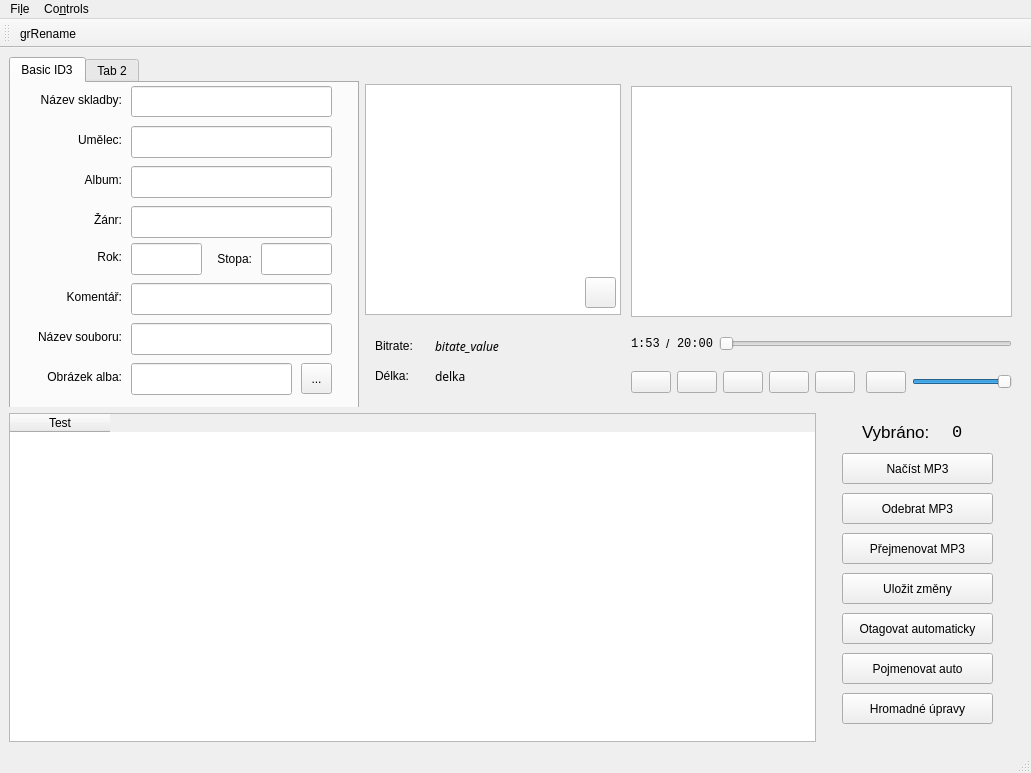
This is ui/new_window.ui in bezoadam/MUL as Qt 5 draws it before an edit. The edited form follows.
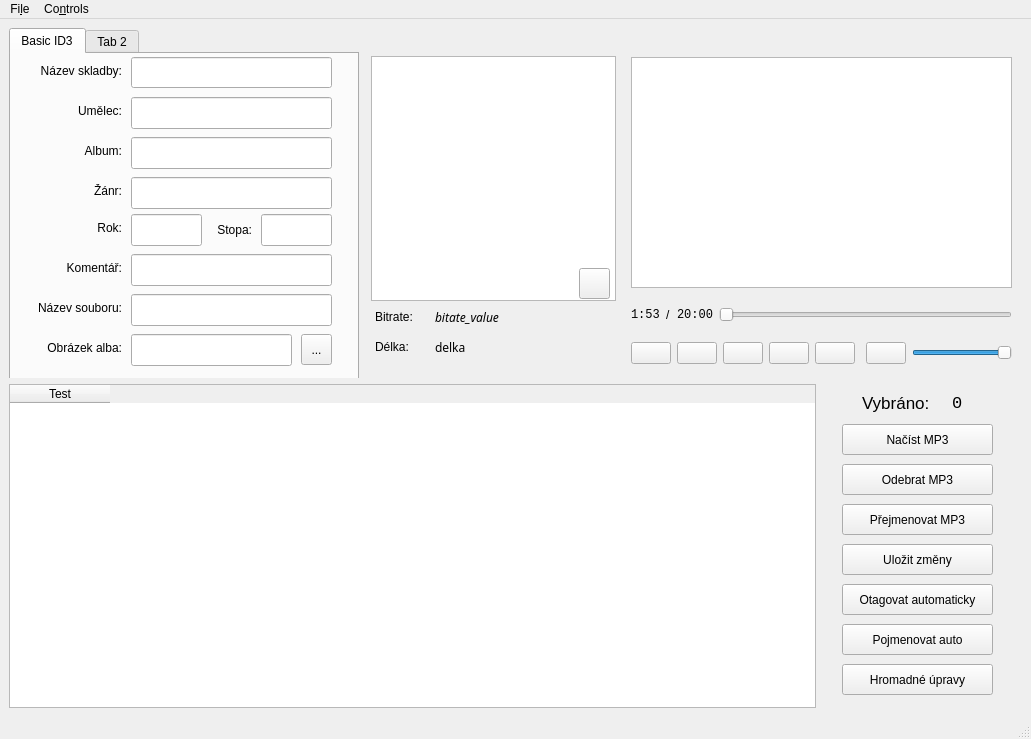
This is the edited form. Icons and pictures are not drawn. Custom widgets are drawn as their Qt base class.

```diff
--- a/ui/new_window.ui
+++ b/ui/new_window.ui
@@ -7,7 +7,7 @@
     <x>0</x>
     <y>0</y>
     <width>991</width>
-    <height>773</height>
+    <height>739</height>
    </rect>
   </property>
   <property name="windowTitle">
@@ -367,10 +367,10 @@
           <widget class="QGraphicsView" name="coverImageGraphicView">
            <property name="geometry">
             <rect>
-             <x>0</x>
-             <y>27</y>
-             <width>256</width>
-             <height>231</height>
+             <x>6</x>
+             <y>28</y>
+             <width>245</width>
+             <height>245</height>
             </rect>
            </property>
           </widget>
@@ -447,10 +447,10 @@
           <widget class="QLabel" name="labelImage">
            <property name="geometry">
             <rect>
-             <x>2</x>
+             <x>6</x>
              <y>28</y>
-             <width>252</width>
-             <height>228</height>
+             <width>245</width>
+             <height>245</height>
             </rect>
            </property>
            <property name="text">
@@ -460,8 +460,8 @@
           <widget class="QToolButton" name="deleteCoverButton">
            <property name="geometry">
             <rect>
-             <x>220</x>
-             <y>220</y>
+             <x>214</x>
+             <y>240</y>
              <width>31</width>
              <height>31</height>
             </rect>
@@ -965,23 +965,6 @@
    <addaction name="menuControls"/>
   </widget>
   <widget class="QStatusBar" name="statusbar"/>
-  <widget class="QToolBar" name="toolBar">
-   <property name="windowTitle">
-    <string>toolBar</string>
-   </property>
-   <attribute name="toolBarArea">
-    <enum>TopToolBarArea</enum>
-   </attribute>
-   <attribute name="toolBarBreak">
-    <bool>false</bool>
-   </attribute>
-   <addaction name="actiongroupRename"/>
-  </widget>
-  <action name="actiongroupRename">
-   <property name="text">
-    <string>grRename</string>
-   </property>
-  </action>
  </widget>
  <customwidgets>
   <customwidget>
```
